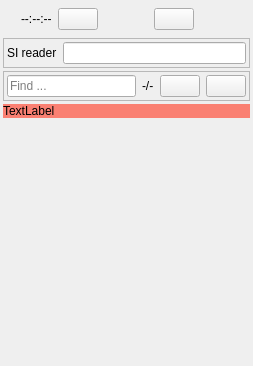
Quick-Event/startertool, file src/mainwindow.ui: the form before one commit.
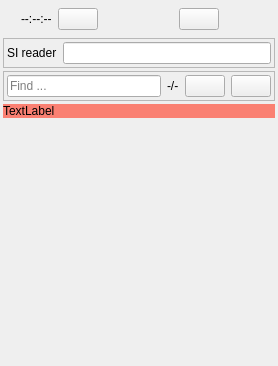
The form after the commit. Icons and pictures are not drawn.

```diff
--- a/src/mainwindow.ui
+++ b/src/mainwindow.ui
@@ -6,7 +6,7 @@
    <rect>
     <x>0</x>
     <y>0</y>
-    <width>253</width>
+    <width>278</width>
     <height>366</height>
    </rect>
   </property>
```
